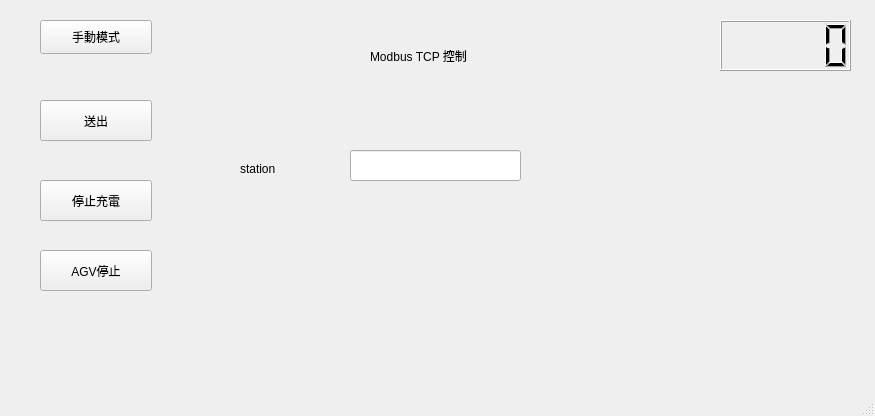
This is pyqt5_designer/ui/Second_Window.ui in hj8239ka45/factory_of_modbus as Qt 5 draws it before an edit. The edited form follows.
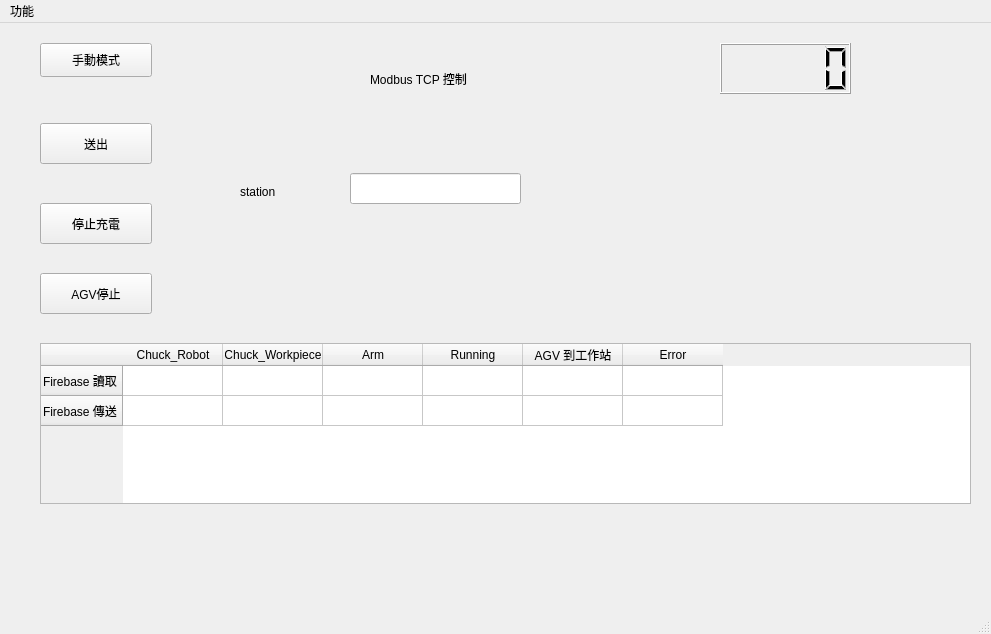
This is the edited form.

Patch:
```diff
--- a/pyqt5_designer/ui/Second_Window.ui
+++ b/pyqt5_designer/ui/Second_Window.ui
@@ -6,8 +6,8 @@
    <rect>
     <x>0</x>
     <y>0</y>
-    <width>875</width>
-    <height>416</height>
+    <width>991</width>
+    <height>634</height>
    </rect>
   </property>
   <property name="windowTitle">
@@ -112,16 +112,78 @@
      <string>AGV停止</string>
     </property>
    </widget>
+   <widget class="QTableWidget" name="table_firebase">
+    <property name="geometry">
+     <rect>
+      <x>40</x>
+      <y>320</y>
+      <width>931</width>
+      <height>161</height>
+     </rect>
+    </property>
+    <property name="rowCount">
+     <number>2</number>
+    </property>
+    <property name="columnCount">
+     <number>6</number>
+    </property>
+    <row>
+     <property name="text">
+      <string>Firebase 讀取</string>
+     </property>
+    </row>
+    <row>
+     <property name="text">
+      <string>Firebase 傳送</string>
+     </property>
+    </row>
+    <column>
+     <property name="text">
+      <string>Chuck_Robot</string>
+     </property>
+    </column>
+    <column>
+     <property name="text">
+      <string>Chuck_Workpiece</string>
+     </property>
+    </column>
+    <column>
+     <property name="text">
+      <string>Arm</string>
+     </property>
+    </column>
+    <column>
+     <property name="text">
+      <string>Running</string>
+     </property>
+    </column>
+    <column>
+     <property name="text">
+      <string>AGV 到工作站</string>
+     </property>
+    </column>
+    <column>
+     <property name="text">
+      <string>Error</string>
+     </property>
+    </column>
+   </widget>
   </widget>
   <widget class="QMenuBar" name="menubar">
    <property name="geometry">
     <rect>
      <x>0</x>
      <y>0</y>
-     <width>875</width>
+     <width>991</width>
      <height>29</height>
     </rect>
    </property>
+   <widget class="QMenu" name="menu">
+    <property name="title">
+     <string>功能</string>
+    </property>
+   </widget>
+   <addaction name="menu"/>
   </widget>
   <widget class="QStatusBar" name="statusbar"/>
  </widget>
```
